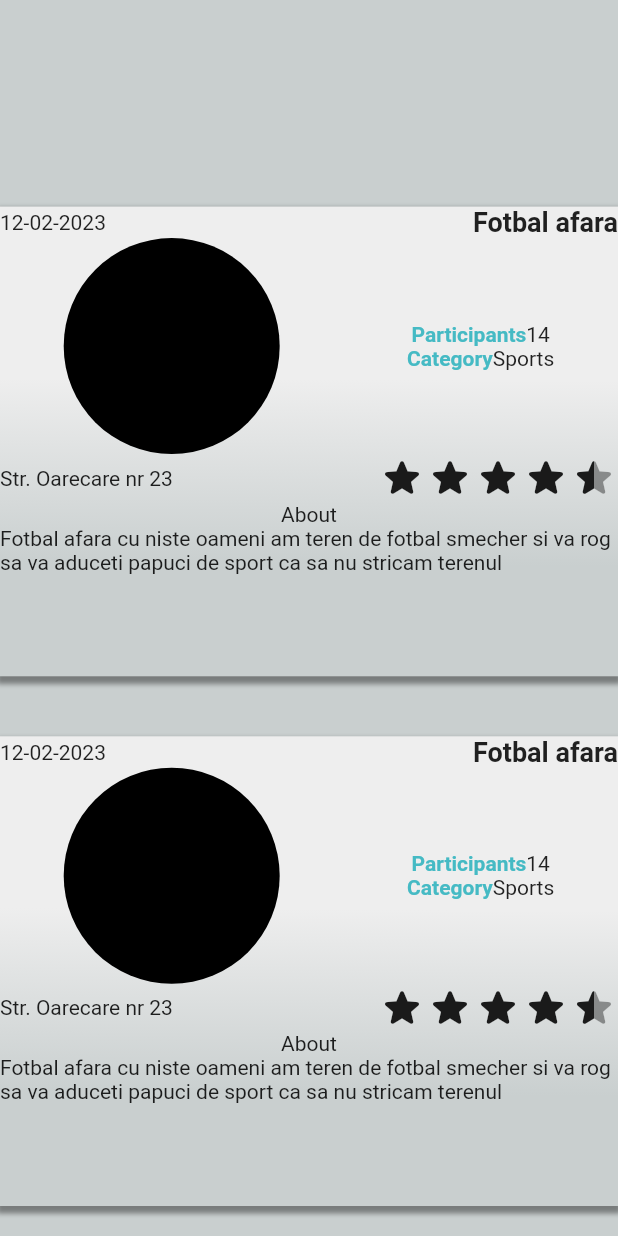
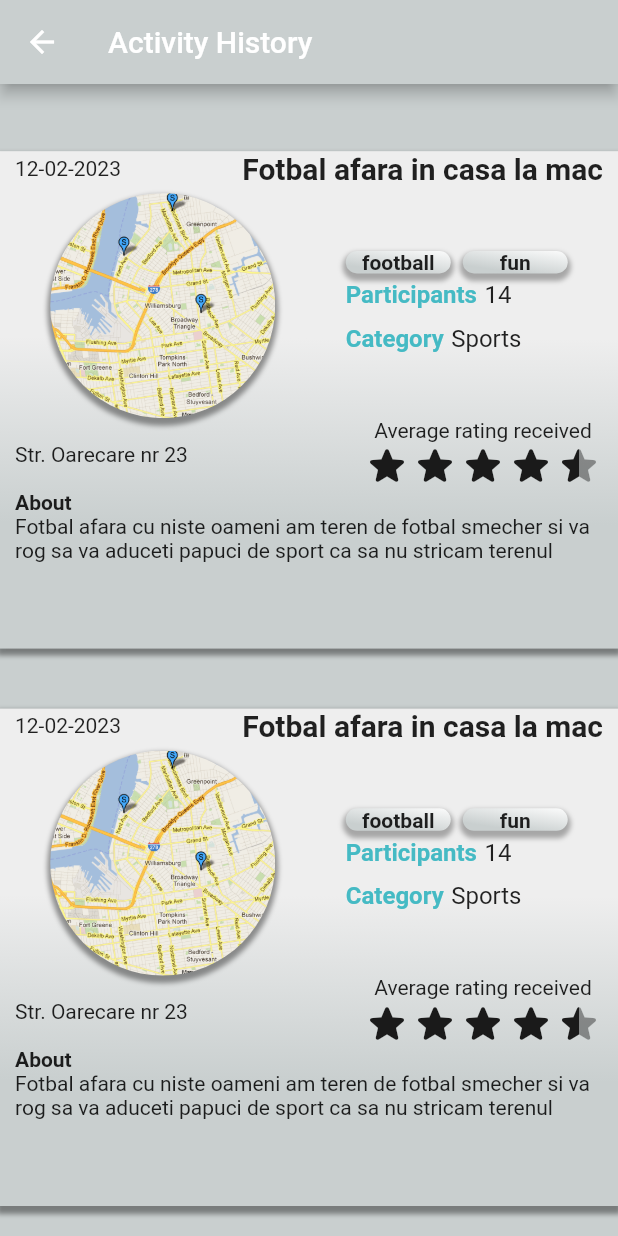
Before and after one commit to DPITmsg/ConnectWave-FE, a Flutter app: the ActivityHistoryPage screen opened directly, on a phone screen of 412 x 824 dp. Run offline on Flutter 3.47's test engine with Material 2 defaults, Android fonts, the phone set to English and light mode, and no system bars; drawn by our look-alikes of flutter_rating_bar; missing offline and left inert: dart:ffi.

```diff
--- a/lib/activityhistory/Widgets/activityhistory.dart
+++ b/lib/activityhistory/Widgets/activityhistory.dart
@@ -6,7 +6,7 @@ class ActivityHistoryPage extends StatelessWidget {
 
   final ActivityDetails activityDetails = ActivityDetails(
       date: '12-02-2023',
-      title: 'Fotbal afara',
+      title: 'Fotbal afara in casa la mac',
       tags: ['fotbal', 'begginner'],
       nrParticipants: 14,
       category: 'Sports',
@@ -20,13 +20,13 @@ class ActivityHistoryPage extends StatelessWidget {
   @override
   Widget build(BuildContext context) {
     return Scaffold(
-      appBar: null,
+      appBar: AppBar(title: Text("Activity History"), backgroundColor: Color(0xffc9cfcf),),
       body: Container(
         color: Color(0xffc9cfcf),
         child: Column(
           children: [
             Expanded(flex: 1, child: SizedBox()),
-            Expanded(flex: 3,child: ContainerActivity(
+            Expanded(flex: 15,child: ContainerActivity(
               activityDetails.date,
               activityDetails.title,
               activityDetails.tags,
@@ -36,7 +36,7 @@ class ActivityHistoryPage extends StatelessWidget {
               activityDetails.address,
               activityDetails.description,
             )),
-            Expanded(flex: 3,child: ContainerActivity(
+            Expanded(flex: 15,child: ContainerActivity(
               activityDetails.date,
               activityDetails.title,
               activityDetails.tags,
--- a/lib/activityhistory/Widgets/containerhistory.dart
+++ b/lib/activityhistory/Widgets/containerhistory.dart
@@ -1,6 +1,7 @@
 import 'package:flutter/material.dart';
 import 'stars.dart';
 import '../Classes/activitydetails.dart';
+import 'tags.dart';
 
 class ContainerActivity extends StatelessWidget {
   final String date;
@@ -13,6 +14,8 @@ class ContainerActivity extends StatelessWidget {
   final String description;
 
   ContainerActivity(this.date, this.title, this.tags, this.nrParticipants, this.category, this.userRating, this.address, this.description);
+
+  List<String> elementList = ["football", "fun"];
 
   @override
   Widget build(BuildContext context) {
@@ -38,36 +41,70 @@ class ContainerActivity extends StatelessWidget {
             )
           ]
         ),
+        child: Padding(
+          padding: EdgeInsets.symmetric(horizontal: 10),
           child: Column(
             children: [
-            Row(
+              Padding(
+                padding: EdgeInsets.fromLTRB(0, 0, 0, 5),
+                child: Row(
                   mainAxisAlignment: MainAxisAlignment.spaceBetween,
                   children: [
                     Text(date),
                     Text(title, style: TextStyle(
                       fontWeight: FontWeight.bold,
-                  fontSize: 18,
+                      fontSize: 20,
                       ),
                     ),
                   ],
                 ),
+              ),
               Row(
                 mainAxisAlignment: MainAxisAlignment.spaceAround,
                 children: [
-                CircleAvatar(radius: 72, backgroundColor: Colors.black),
-                Column(
-                  children: [
-                    Row(
-                      children: [
-                        Text("Participants", style: TextStyle(color: Color(0xff45bac4), fontWeight: FontWeight.bold),),
-                        Text(nrParticipants.toString()),
+                  Container(
+                    width: 150,
+                    height: 150,
+                    decoration: BoxDecoration(
+                      shape: BoxShape.circle,
+                      image: DecorationImage(image: AssetImage('assets/mapimg.png')),
+                      boxShadow: [
+                        BoxShadow(
+                          color: Colors.black.withOpacity(0.4),
+                          spreadRadius: 2,
+                          blurRadius: 2,
+                          offset: Offset(0, 3),
+                        )
                       ]
                     ),
-                    Row(
+                  ),
+                  Column(
+                    crossAxisAlignment: CrossAxisAlignment.start,
                     children: [
-                          Text("Category", style: TextStyle(color: Color(0xff45bac4), fontWeight: FontWeight.bold),),
-                          Text(category),
+                      Tags(elementList),
+                      Padding(
+                        padding: EdgeInsets.symmetric(vertical: 5),
+                        child: Row(
+                          children: [
+                            Text("Participants", style: TextStyle(color: Color(0xff45bac4), fontWeight: FontWeight.bold, fontSize: 16),),
+                            Padding(
+                              padding: EdgeInsets.fromLTRB(5, 0, 0, 0),
+                              child: Text(nrParticipants.toString(), style: TextStyle(fontSize: 16),),
+                            ),
                           ]
+                        ),
+                      ),
+                      Padding(
+                        padding: EdgeInsets.symmetric(vertical: 5),
+                        child: Row(
+                            children: [
+                              Text("Category", style: TextStyle(color: Color(0xff45bac4), fontWeight: FontWeight.bold, fontSize: 16),),
+                              Padding(
+                                padding: EdgeInsets.fromLTRB(5, 0, 0, 0),
+                                child: Text(category, style: TextStyle(fontSize: 16),),
+                              ),
+                            ]
+                        ),
                       ),
                     ],
                   )
@@ -77,12 +114,18 @@ class ContainerActivity extends StatelessWidget {
                 mainAxisAlignment: MainAxisAlignment.spaceBetween,
                 children: [
                   Text(address),
+                  Column(
+                    children: [
+                      Text("Average rating received"),
                       Stars(userRating),
                     ],
                   ),
-            Text("About"),
+                ],
+              ),
+              Align(alignment: Alignment.bottomLeft, child: Text("About", style: TextStyle(fontWeight: FontWeight.bold),)),
               Text(description)
             ],
+          ),
         ),
       ),
     );
--- /dev/null
+++ b/lib/activityhistory/Widgets/tags.dart
@@ -0,0 +1,38 @@
+import 'package:flutter/material.dart';
+
+class Tags extends StatelessWidget {
+  final List<String> elementList;
+
+  Tags(this.elementList);
+
+  @override
+  Widget build(BuildContext context) {
+    return Container(
+      child: Wrap(
+        direction: Axis.horizontal,
+        alignment: WrapAlignment.start,
+        spacing: 8,
+        runSpacing: 8,
+        children: elementList.map((element) {
+          return Container(
+            width: 70,
+            height: 15,
+            decoration: BoxDecoration(
+                borderRadius: BorderRadius.circular(16),
+                gradient: LinearGradient(colors: [Color(0xffFFFFFF), Color(0xffc9cfcf)], stops: [0.3, 0.6], transform: GradientRotation(8)),
+                boxShadow: [
+                  BoxShadow(
+                    color: Colors.black.withOpacity(0.3),
+                    blurRadius: 2,
+                    spreadRadius: 2,
+                    offset: Offset(0, 3),
+                  )
+                ]
+            ),
+            child: Center(child: Text(element, style: TextStyle(fontWeight: FontWeight.bold, fontSize: 14))),
+          );
+        }).toList(),
+      ),
+    );
+  }
+}
--- a/lib/homepage/Widgets/homepage.dart
+++ b/lib/homepage/Widgets/homepage.dart
@@ -6,6 +6,7 @@ import 'cardmenusmall.dart';
 import 'foryou.dart';
 import 'searchbar.dart';
 import 'test.dart';
+import 'package:my_project/activityhistory/Widgets/activityhistory.dart';
 
 class HomePage extends StatelessWidget {
   const HomePage({super.key});
@@ -63,7 +64,7 @@ class HomePage extends StatelessWidget {
                     mainAxisAlignment: MainAxisAlignment.spaceBetween,
                     children: <Widget>[
                       CardMenuSmall(Icons.people, Test()),
-                      CardMenuSmall(Icons.access_time_filled, Test()),
+                      CardMenuSmall(Icons.access_time_filled, ActivityHistoryPage()),
                     ],
                   ),
                 ),
--- a/pubspec.yaml
+++ b/pubspec.yaml
@@ -36,9 +36,6 @@ dependencies:
   # Use with the CupertinoIcons class for iOS style icons.
   cupertino_icons: ^1.0.2
   flutter_rating_bar: ^4.0.1
-
-  flutter_rating_bar: ^4.0.1
-
 
 dev_dependencies:
   flutter_test:
```
Also changed, not shown: lib/activityhistory/main.dart (deleted, +0 -7 lines), lib/homepage/Widgets/cardmenuaddactivity.dart (added, +14 -0 lines), lib/homepage/Widgets/foryou.dart (added, +22 -0 lines), lib/homepage/Widgets/searchbar.dart (added, +23 -0 lines), lib/main.dart (added, +8 -0 lines), assets/mapimg.png (added). Lines whose indentation alone changed are shown as unchanged.
